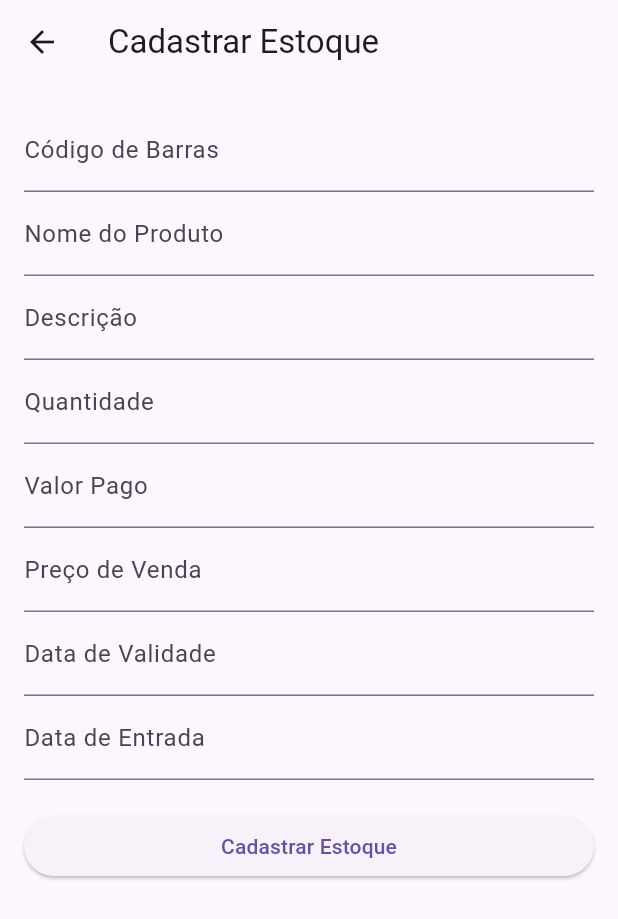
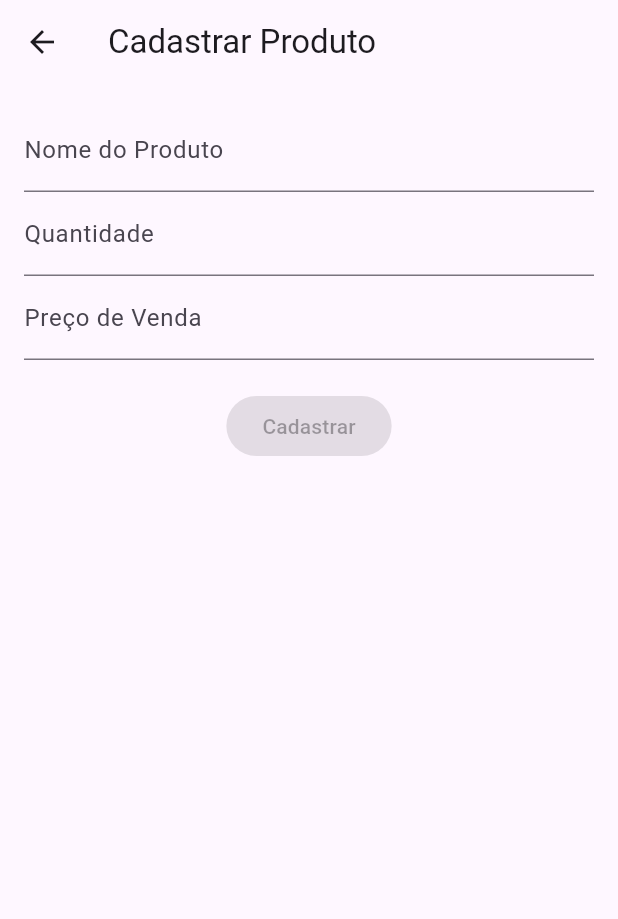
Before and after one commit to HuanRluchetti/Stock_master, a Flutter app: the StockForm screen opened directly, on a phone screen of 412 x 824 dp. Shown: the top 919 px of the screen. Run offline on Flutter 3.47's test engine with Material 3 defaults, Android fonts, the light colour scheme and no system bars; our stand-ins replace sqflite; accounts and stored records are empty.

Commit message:
feat: sobr

```diff
--- a/lib/models/stock.dart
+++ b/lib/models/stock.dart
@@ -2,7 +2,7 @@ class Stock {
   int? id;
   String barCode;
   String name;
-  String description;
+  String? description;
   double quantity;
   double paidValue;
   double salePrice;
@@ -13,7 +13,7 @@ class Stock {
     this.id,
     required this.barCode,
     required this.name,
-    required this.description,
+    this.description,
     required this.quantity,
     required this.paidValue,
     required this.salePrice,
--- a/lib/screens/stock_form.dart
+++ b/lib/screens/stock_form.dart
@@ -5,7 +5,7 @@ import '../database/database_helper.dart';
 class StockForm extends StatefulWidget {
   final Stock? stock;
 
-  StockForm({this.stock});
+  const StockForm({Key? key, this.stock}) : super(key: key);
 
   @override
   _StockFormState createState() => _StockFormState();
@@ -13,58 +13,80 @@ class StockForm extends StatefulWidget {
 
 class _StockFormState extends State<StockForm> {
   final _formKey = GlobalKey<FormState>();
-
-  final _barCodeController = TextEditingController();
   final _nameController = TextEditingController();
-  final _descriptionController = TextEditingController();
   final _quantityController = TextEditingController();
-  final _paidValueController = TextEditingController();
   final _salePriceController = TextEditingController();
-  final _expiryDateController = TextEditingController();
-  final _entryDateController = TextEditingController();
+  bool _hasChanged = false; // Para monitorar mudanças no formulário
 
   @override
   void initState() {
     super.initState();
     if (widget.stock != null) {
-      _barCodeController.text = widget.stock!.barCode;
+      // Modo de edição: preencher os campos com os dados do produto
       _nameController.text = widget.stock!.name;
-      _descriptionController.text = widget.stock!.description;
       _quantityController.text = widget.stock!.quantity.toString();
-      _paidValueController.text = widget.stock!.paidValue.toString();
       _salePriceController.text = widget.stock!.salePrice.toString();
-      _expiryDateController.text = widget.stock!.expiryDate.toIso8601String();
-      _entryDateController.text = widget.stock!.entryDate.toIso8601String();
     }
+
+    // Monitorar mudanças nos campos
+    _nameController.addListener(_onFormChange);
+    _quantityController.addListener(_onFormChange);
+    _salePriceController.addListener(_onFormChange);
+  }
+
+  void _onFormChange() {
+    if (widget.stock != null) {
+      // Habilitar o botão "Salvar" apenas se houver alguma mudança no formulário
+      setState(() {
+        _hasChanged = _nameController.text != widget.stock!.name ||
+            _quantityController.text != widget.stock!.quantity.toString() ||
+            _salePriceController.text != widget.stock!.salePrice.toString();
+      });
+    } else {
+      // Se estamos no modo de criação, sempre permitir salvar
+      setState(() {
+        _hasChanged = true;
+      });
+    }
+  }
+
+  @override
+  void dispose() {
+    _nameController.dispose();
+    _quantityController.dispose();
+    _salePriceController.dispose();
+    super.dispose();
   }
 
   void _saveStock() async {
     if (_formKey.currentState!.validate()) {
       final stock = Stock(
-        barCode: _barCodeController.text,
+        id: widget.stock?.id,
+        barCode: '0000', // Exemplo para simplificar
         name: _nameController.text,
-        description: _descriptionController.text,
         quantity: double.parse(_quantityController.text),
-        paidValue: double.parse(_paidValueController.text),
         salePrice: double.parse(_salePriceController.text),
-        expiryDate: DateTime.parse(_expiryDateController.text),
+        paidValue: 0.0, // Exemplo para simplificar
+        expiryDate: DateTime.now(),
         entryDate: DateTime.now(),
       );
 
       if (widget.stock == null) {
+        // Inserir novo produto
         await DatabaseHelper.instance.insertStock(stock);
       } else {
+        // Atualizar produto existente
         await DatabaseHelper.instance.updateStock(stock);
       }
 
-      ScaffoldMessenger.of(context).showSnackBar(
-        SnackBar(
-            content: Text(widget.stock == null
-                ? 'Estoque cadastrado com sucesso!'
-                : 'Estoque atualizado com sucesso!')),
-      );
+      Navigator.pop(context, true); // Retornar para atualizar a lista
+    }
+  }
 
-      Navigator.pop(context);
+  void _deleteStock() async {
+    if (widget.stock != null) {
+      await DatabaseHelper.instance.deleteStock(widget.stock!.id!);
+      Navigator.pop(context, true); // Retornar para atualizar a lista
     }
   }
 
@@ -73,40 +95,28 @@ class _StockFormState extends State<StockForm> {
     return Scaffold(
       appBar: AppBar(
         title:
-            Text(widget.stock == null ? 'Cadastrar Estoque' : 'Editar Estoque'),
+            Text(widget.stock == null ? 'Cadastrar Produto' : 'Editar Produto'),
+        actions: widget.stock != null
+            ? [
+                IconButton(
+                  icon: Icon(Icons.delete),
+                  onPressed: _deleteStock,
+                ),
+              ]
+            : null,
       ),
       body: Padding(
         padding: const EdgeInsets.all(16.0),
         child: Form(
           key: _formKey,
-          child: ListView(
-            children: <Widget>[
-              TextFormField(
-                controller: _barCodeController,
-                decoration: InputDecoration(labelText: 'Código de Barras'),
-                validator: (value) {
-                  if (value == null || value.isEmpty) {
-                    return 'Informe o código de barras';
-                  }
-                  return null;
-                },
-              ),
+          child: Column(
+            children: [
               TextFormField(
                 controller: _nameController,
                 decoration: InputDecoration(labelText: 'Nome do Produto'),
                 validator: (value) {
                   if (value == null || value.isEmpty) {
                     return 'Informe o nome do produto';
-                  }
-                  return null;
-                },
-              ),
-              TextFormField(
-                controller: _descriptionController,
-                decoration: InputDecoration(labelText: 'Descrição'),
-                validator: (value) {
-                  if (value == null || value.isEmpty) {
-                    return 'Informe a descrição';
                   }
                   return null;
                 },
@@ -123,17 +133,6 @@ class _StockFormState extends State<StockForm> {
                 },
               ),
               TextFormField(
-                controller: _paidValueController,
-                decoration: InputDecoration(labelText: 'Valor Pago'),
-                keyboardType: TextInputType.number,
-                validator: (value) {
-                  if (value == null || value.isEmpty) {
-                    return 'Informe o valor pago';
-                  }
-                  return null;
-                },
-              ),
-              TextFormField(
                 controller: _salePriceController,
                 decoration: InputDecoration(labelText: 'Preço de Venda'),
                 keyboardType: TextInputType.number,
@@ -144,30 +143,10 @@ class _StockFormState extends State<StockForm> {
                   return null;
                 },
               ),
-              TextFormField(
-                controller: _expiryDateController,
-                decoration: InputDecoration(labelText: 'Data de Validade'),
-                keyboardType: TextInputType.datetime,
-                validator: (value) {
-                  if (value == null || value.isEmpty) {
-                    return 'Informe a data de validade';
-                  }
-                  return null;
-                },
-              ),
-              TextFormField(
-                controller: _entryDateController,
-                decoration: InputDecoration(labelText: 'Data de Entrada'),
-                keyboardType: TextInputType.datetime,
-                readOnly: true,
-                initialValue: DateTime.now().toIso8601String(),
-              ),
               SizedBox(height: 20),
               ElevatedButton(
-                onPressed: _saveStock,
-                child: Text(widget.stock == null
-                    ? 'Cadastrar Estoque'
-                    : 'Salvar Alterações'),
+                onPressed: _hasChanged ? _saveStock : null,
+                child: Text(widget.stock == null ? 'Cadastrar' : 'Salvar'),
               ),
             ],
           ),
```
Also changed, not shown: lib/database/database_helper.dart (+10 -0 lines), lib/screens/stock_list.dart (+13 -6 lines).
